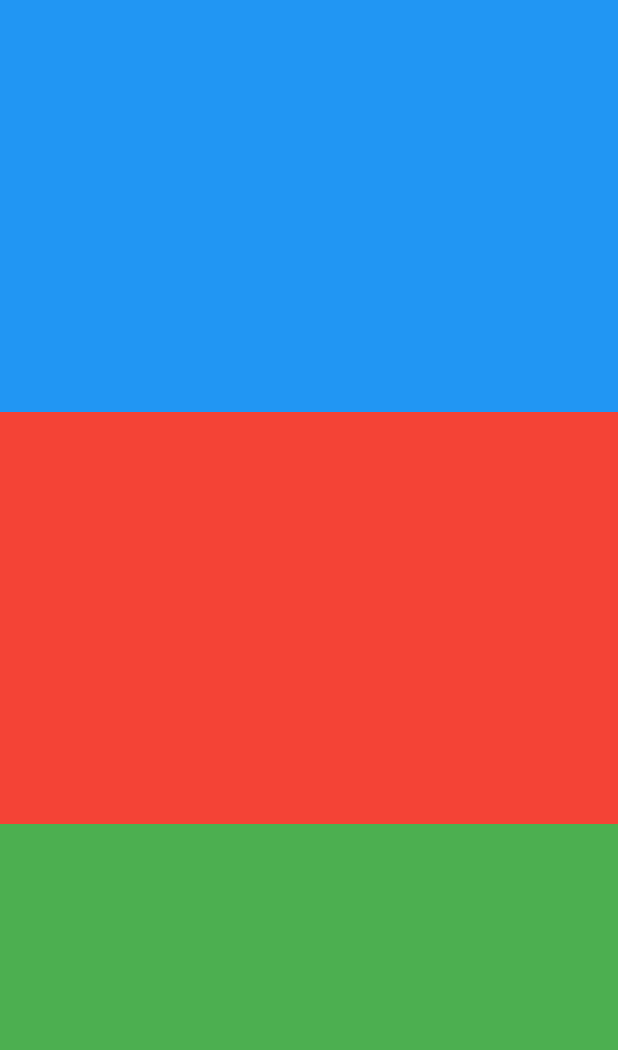
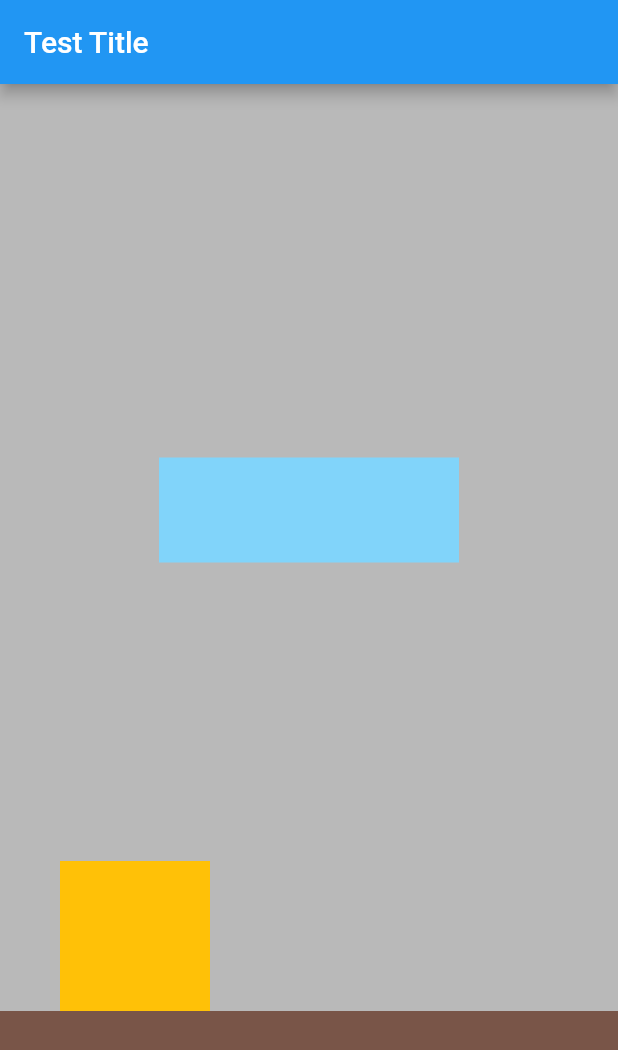
Before and after one commit to TOTALLY-JOHN/flutter_practice_project, a Flutter app: the screen it shows after launch, on a phone screen of 412 x 824 dp. Shown: the top 1050 px of the screen. Run offline on Flutter 3.47's test engine with Material 2 defaults, Android fonts, the phone set to English and light mode, and no system bars.

Commit message:
align updates

```diff
--- a/project/lib/main.dart
+++ b/project/lib/main.dart
@@ -31,63 +31,43 @@ class _MyHomePageState extends State<MyHomePage> {
   @override
   Widget build(BuildContext context) {
     return Scaffold(
-      body: SingleChildScrollView(
-        child: Column(
-          children: [
-            SizedBox(
-              height: MediaQuery.of(context).size.height / 3,
-              child: SingleChildScrollView(
-                  child: Column(
+      appBar: AppBar(
+        title: const Text("Test Title"),
+      ),
+      body: Container(
+        child: Stack(
           children: [
             Container(
               width: MediaQuery.of(context).size.width,
-                    height: 300,
-                    color: Colors.blue,
+              height: MediaQuery.of(context).size.height,
+              color: Colors.black26,
             ),
-                  Container(
+            Align(
+              alignment: Alignment.bottomLeft,
+              child: Container(
                 width: MediaQuery.of(context).size.width,
-                    height: 300,
-                    color: Colors.purple,
+                height: 150,
+                color: Colors.brown,
               ),
-                ],
-              )),
             ),
-            SizedBox(
-              height: MediaQuery.of(context).size.height / 3,
-              child: SingleChildScrollView(
-                  child: Column(
-                children: [
-                  Container(
-                    width: MediaQuery.of(context).size.width,
-                    height: 300,
-                    color: Colors.red,
+            Align(
+              alignment: Alignment.bottomLeft,
+              child: Container(
+                margin: const EdgeInsets.only(left: 40, bottom: 150),
+                width: 100,
+                height: 100,
+                color: Colors.amber,
               ),
-                  Container(
-                    width: MediaQuery.of(context).size.width,
-                    height: 300,
-                    color: Colors.orange,
             ),
-                ],
-              )),
+            Align(
+              alignment: Alignment.center,
+              child: Container(
+                margin: const EdgeInsets.only(bottom: 200),
+                width: 200,
+                height: 70,
+                color: Colors.lightBlue[200],
               ),
-            SizedBox(
-              height: MediaQuery.of(context).size.height / 3,
-              child: SingleChildScrollView(
-                  child: Column(
-                children: [
-                  Container(
-                    width: MediaQuery.of(context).size.width,
-                    height: 300,
-                    color: Colors.green,
             ),
-                  Container(
-                    width: MediaQuery.of(context).size.width,
-                    height: 300,
-                    color: Colors.pink,
-                  ),
-                ],
-              )),
-            )
           ],
         ),
       ),
```
Lines whose indentation alone changed are shown as unchanged.
